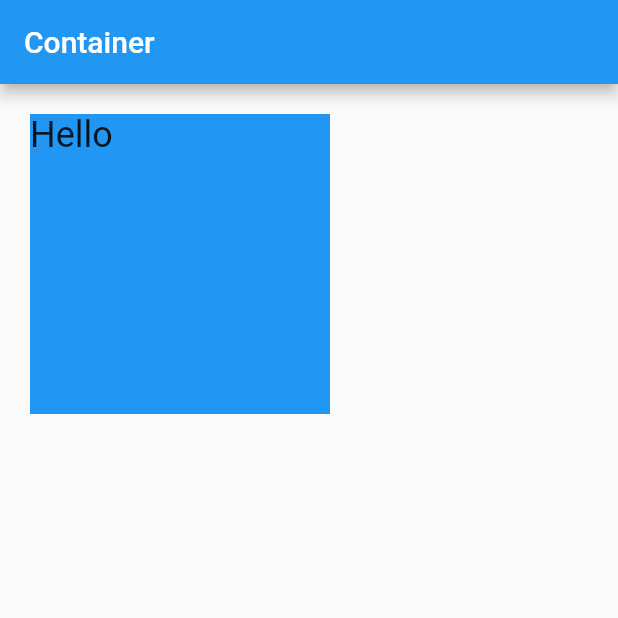
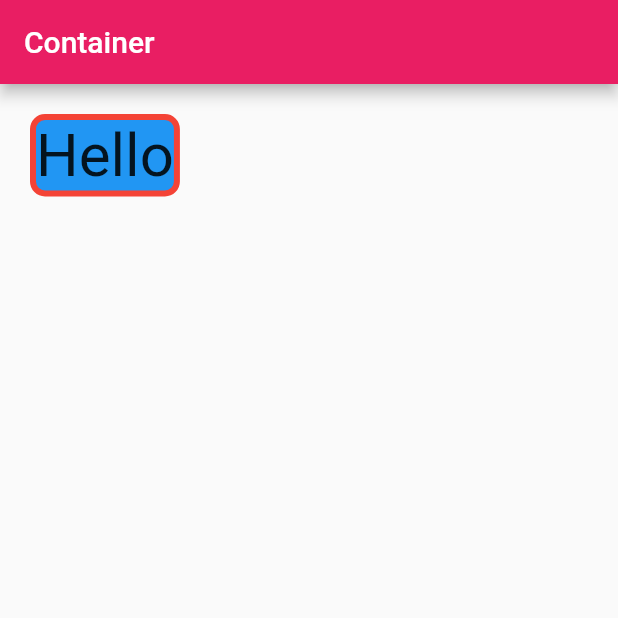
Before and after one commit to AdiMunawar31/BELAJAR-FLUTTER, a Flutter app: the screen it shows after launch, on a phone screen of 412 x 824 dp, the top half of it. Run offline on Flutter 3.47's test engine with Material 2 defaults, Android fonts, the phone set to English and light mode, and no system bars.

Commit message:
belajar decoration container

```diff
--- a/analysis_options.yaml
+++ b/analysis_options.yaml
@@ -23,6 +23,7 @@ linter:
   # producing the lint.
   rules:
     prefer_const_constructors: false
+    prefer_const_literals_to_create_immutables: false
     # avoid_print: false  # Uncomment to disable the `avoid_print` rule
     # prefer_single_quotes: true  # Uncomment to enable the `prefer_single_quotes` rule
 # Additional information about this file can be found at
--- a/lib/main.dart
+++ b/lib/main.dart
@@ -11,8 +11,9 @@ class MyApp extends StatelessWidget {
   @override
   Widget build(BuildContext context) {
     return MaterialApp(
+        debugShowCheckedModeBanner: false,
         title: 'Flutter Basic',
-        theme: ThemeData(primarySwatch: Colors.blue),
+        theme: ThemeData(primarySwatch: Colors.pink),
         home: ContainerScreen());
   }
 }
--- a/lib/tutorial/container.dart
+++ b/lib/tutorial/container.dart
@@ -10,10 +10,18 @@ class ContainerScreen extends StatelessWidget {
         title: Text('Container'),
       ),
       body: Container(
-        child: Text('Hello', style: TextStyle(fontSize: 24)),
-        color: Colors.blue,
-        width: 200,
-        height: 200,
+        child: Text('Hello', style: TextStyle(fontSize: 40)),
+        decoration: BoxDecoration(
+            color: Colors.blue,
+            // boxShadow: [
+            //   BoxShadow(
+            //     color: Colors.black,
+            //     offset: Offset(3, 6),
+            //     blurRadius: 7,
+            //   ),
+            // ]
+            border: Border.all(color: Colors.red, width: 4),
+            borderRadius: BorderRadius.circular(10)),
         margin: EdgeInsets.all(20),
       ),
     );
```
